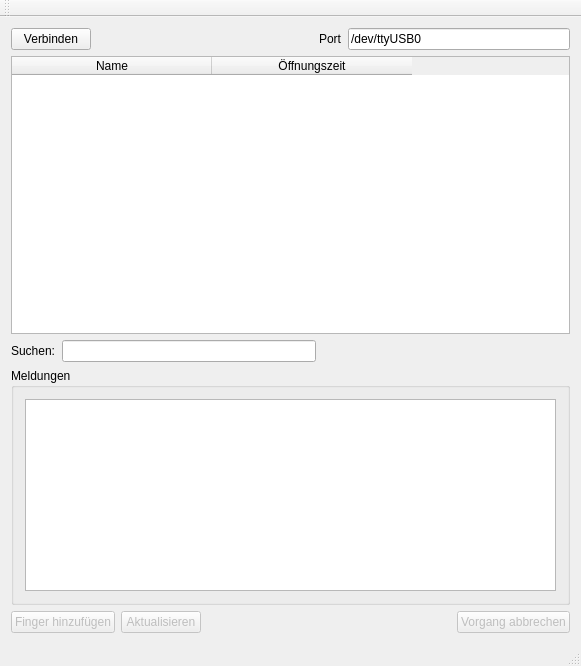
Before: the Qt Designer form Fingerprint-Manager/src/fingerprintmanager.ui in feichtinger/LEGACY-fingerprint-doorlock, drawn with Qt 5.
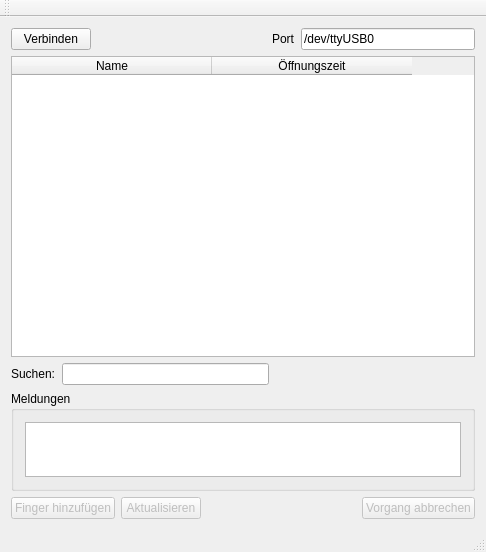
After: the same form once the commit is applied.

```diff
--- a/Fingerprint-Manager/src/fingerprintmanager.ui
+++ b/Fingerprint-Manager/src/fingerprintmanager.ui
@@ -6,16 +6,16 @@
    <rect>
     <x>0</x>
     <y>0</y>
-    <width>581</width>
-    <height>666</height>
+    <width>486</width>
+    <height>552</height>
    </rect>
   </property>
   <property name="windowTitle">
    <string>Fingerprint-Manager</string>
   </property>
   <widget class="QWidget" name="centralWidget">
-   <layout class="QGridLayout" name="gridLayout_2">
-    <item row="0" column="0">
+   <layout class="QVBoxLayout" name="verticalLayout">
+    <item>
      <layout class="QHBoxLayout" name="horizontalLayout">
       <item>
        <widget class="QPushButton" name="pushButton_connect">
@@ -53,7 +53,36 @@
       </item>
      </layout>
     </item>
-    <item row="2" column="0">
+    <item>
+     <widget class="QTableWidget" name="tableWidget">
+      <property name="sizePolicy">
+       <sizepolicy hsizetype="Expanding" vsizetype="Expanding">
+        <horstretch>0</horstretch>
+        <verstretch>1</verstretch>
+       </sizepolicy>
+      </property>
+      <property name="contextMenuPolicy">
+       <enum>Qt::CustomContextMenu</enum>
+      </property>
+      <property name="alternatingRowColors">
+       <bool>false</bool>
+      </property>
+      <attribute name="horizontalHeaderDefaultSectionSize">
+       <number>200</number>
+      </attribute>
+      <column>
+       <property name="text">
+        <string>Name</string>
+       </property>
+      </column>
+      <column>
+       <property name="text">
+        <string>Öffnungszeit</string>
+       </property>
+      </column>
+     </widget>
+    </item>
+    <item>
      <layout class="QHBoxLayout" name="horizontalLayout_3">
       <item>
        <widget class="QLabel" name="label_2">
@@ -80,25 +109,44 @@
       </item>
      </layout>
     </item>
-    <item row="3" column="0">
+    <item>
      <widget class="QGroupBox" name="groupBox">
       <property name="sizePolicy">
-       <sizepolicy hsizetype="Preferred" vsizetype="Preferred">
+       <sizepolicy hsizetype="Preferred" vsizetype="Fixed">
         <horstretch>0</horstretch>
         <verstretch>0</verstretch>
        </sizepolicy>
       </property>
+      <property name="maximumSize">
+       <size>
+        <width>16777215</width>
+        <height>100</height>
+       </size>
+      </property>
       <property name="title">
        <string>Meldungen</string>
       </property>
       <layout class="QGridLayout" name="gridLayout">
        <item row="0" column="0">
-        <widget class="QPlainTextEdit" name="plainTextEdit_messages"/>
+        <widget class="QPlainTextEdit" name="plainTextEdit_messages">
+         <property name="sizePolicy">
+          <sizepolicy hsizetype="Expanding" vsizetype="Expanding">
+           <horstretch>0</horstretch>
+           <verstretch>0</verstretch>
+          </sizepolicy>
+         </property>
+         <property name="maximumSize">
+          <size>
+           <width>16777215</width>
+           <height>2000</height>
+          </size>
+         </property>
+        </widget>
        </item>
       </layout>
      </widget>
     </item>
-    <item row="4" column="0">
+    <item>
      <layout class="QHBoxLayout" name="horizontalLayout_2">
       <item>
        <widget class="QPushButton" name="pushButton_addFinger">
@@ -145,35 +193,6 @@
       </item>
      </layout>
     </item>
-    <item row="1" column="0">
-     <widget class="QTableWidget" name="tableWidget">
-      <property name="sizePolicy">
-       <sizepolicy hsizetype="Expanding" vsizetype="Expanding">
-        <horstretch>0</horstretch>
-        <verstretch>1</verstretch>
-       </sizepolicy>
-      </property>
-      <property name="contextMenuPolicy">
-       <enum>Qt::CustomContextMenu</enum>
-      </property>
-      <property name="alternatingRowColors">
-       <bool>false</bool>
-      </property>
-      <attribute name="horizontalHeaderDefaultSectionSize">
-       <number>200</number>
-      </attribute>
-      <column>
-       <property name="text">
-        <string>Name</string>
-       </property>
-      </column>
-      <column>
-       <property name="text">
-        <string>Öffnungszeit</string>
-       </property>
-      </column>
-     </widget>
-    </item>
    </layout>
   </widget>
   <widget class="QMenuBar" name="menuBar">
```
Left out of the diff: 2 changed lines with no effect on the pictures.
